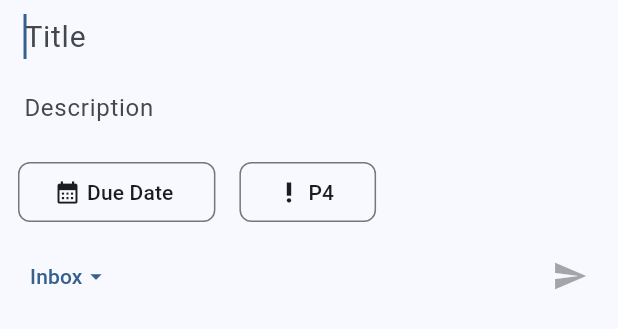
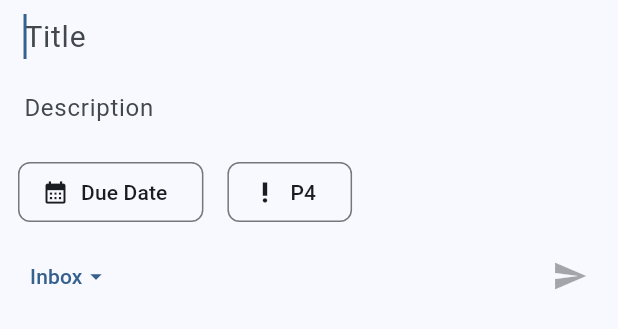
Before and after one commit to naatin777/todo, a Flutter app: the AddingNewTaskBottomSheet widget shown alone on an empty page, opened directly, on a phone screen of 412 x 824 dp. Shown: the top 329 px of the screen. Run offline on Flutter 3.47's test engine with Material 2 defaults, Android fonts, the phone set to English and light mode, and no system bars; our stand-ins replace drift, flutter_riverpod, freezed_annotation, go_router, riverpod_annotation, shared_preferences; accounts and stored records are empty; generated files the repository leaves out were written again.

Commit message:
fix: change icon style

```diff
--- a/lib/presentation/pages/home/screens/task/adding_new_task_bottom_sheet.dart
+++ b/lib/presentation/pages/home/screens/task/adding_new_task_bottom_sheet.dart
@@ -67,28 +67,11 @@ class AddingNewTaskBottomSheet extends ConsumerWidget {
             children: [
               Container(
                 margin: const EdgeInsets.only(left: 12.0, right: 8.0),
-                child: OutlinedButton(
+                child: OutlinedButton.icon(
                   style: OutlinedButton.styleFrom(
                     shape: RoundedRectangleBorder(
                       borderRadius: BorderRadius.circular(8),
                     ),
-                  ),
-                  child: Row(
-                    children: [
-                      Icon(
-                        Icons.calendar_month,
-                        color: Theme.of(context).colorScheme.onBackground,
-                      ),
-                      Padding(
-                        padding: const EdgeInsets.symmetric(horizontal: 4.0),
-                        child: Text(
-                          dueDateChipText,
-                          style: TextStyle(
-                            color: Theme.of(context).colorScheme.onBackground,
-                          ),
-                        ),
-                      ),
-                    ],
                   ),
                   onPressed: () async {
                     final DueDateModel? result = await showDialog(
@@ -104,33 +87,25 @@ class AddingNewTaskBottomSheet extends ConsumerWidget {
                         .read(addingNewTaskProvider.notifier)
                         .changeDueDate(result);
                   },
+                  label: Text(
+                    dueDateChipText,
+                    style: TextStyle(
+                      color: Theme.of(context).colorScheme.onBackground,
+                    ),
+                  ),
+                  icon: Icon(
+                    Icons.calendar_month,
+                    color: Theme.of(context).colorScheme.onBackground,
+                  ),
                 ),
               ),
               Container(
                 margin: const EdgeInsets.all(8.0),
-                child: OutlinedButton(
+                child: OutlinedButton.icon(
                   style: OutlinedButton.styleFrom(
                     shape: RoundedRectangleBorder(
                       borderRadius: BorderRadius.circular(8),
                     ),
-                  ),
-                  child: Row(
-                    children: [
-                      Icon(
-                        Icons.priority_high,
-                        color: addingNewTask.priority.color ??
-                            Theme.of(context).colorScheme.onBackground,
-                      ),
-                      Padding(
-                        padding: const EdgeInsets.symmetric(horizontal: 4.0),
-                        child: Text(
-                          "P${addingNewTask.priority.number}",
-                          style: TextStyle(
-                            color: Theme.of(context).colorScheme.onBackground,
-                          ),
-                        ),
-                      ),
-                    ],
                   ),
                   onPressed: () async {
                     final Priority? result = await showDialog(
@@ -143,6 +118,17 @@ class AddingNewTaskBottomSheet extends ConsumerWidget {
                         .read(addingNewTaskProvider.notifier)
                         .changePriority(result);
                   },
+                  label: Text(
+                    "P${addingNewTask.priority.number}",
+                    style: TextStyle(
+                      color: Theme.of(context).colorScheme.onBackground,
+                    ),
+                  ),
+                  icon: Icon(
+                    Icons.priority_high,
+                    color: addingNewTask.priority.color ??
+                        Theme.of(context).colorScheme.onBackground,
+                  ),
                 ),
               ),
             ],
--- a/lib/presentation/pages/home/screens/task/task_screen.dart
+++ b/lib/presentation/pages/home/screens/task/task_screen.dart
@@ -71,6 +71,11 @@ class TaskScreen extends ConsumerWidget {
                       checkColor: task.priority.color ??
                           Theme.of(context).colorScheme.onBackground,
                       shape: const CircleBorder(),
+                      side: BorderSide(
+                        width: 1.5,
+                        color: task.priority.color ??
+                            Theme.of(context).colorScheme.onBackground,
+                      ),
                     ),
                   ),
                   title: Text(task.title),
```
